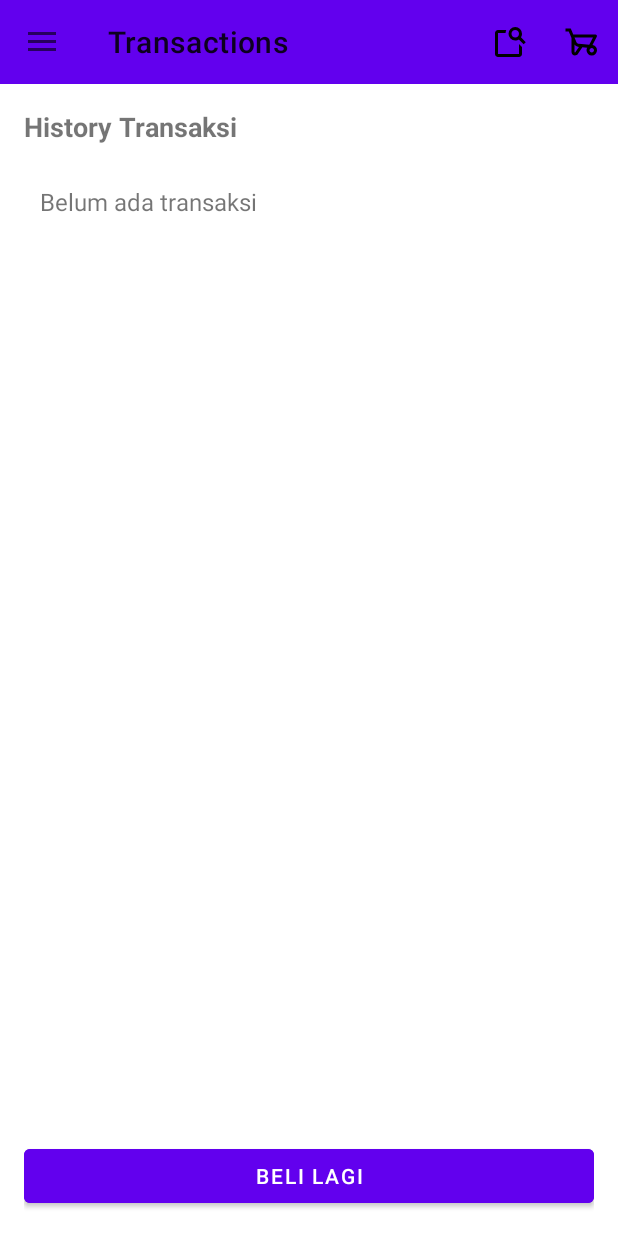
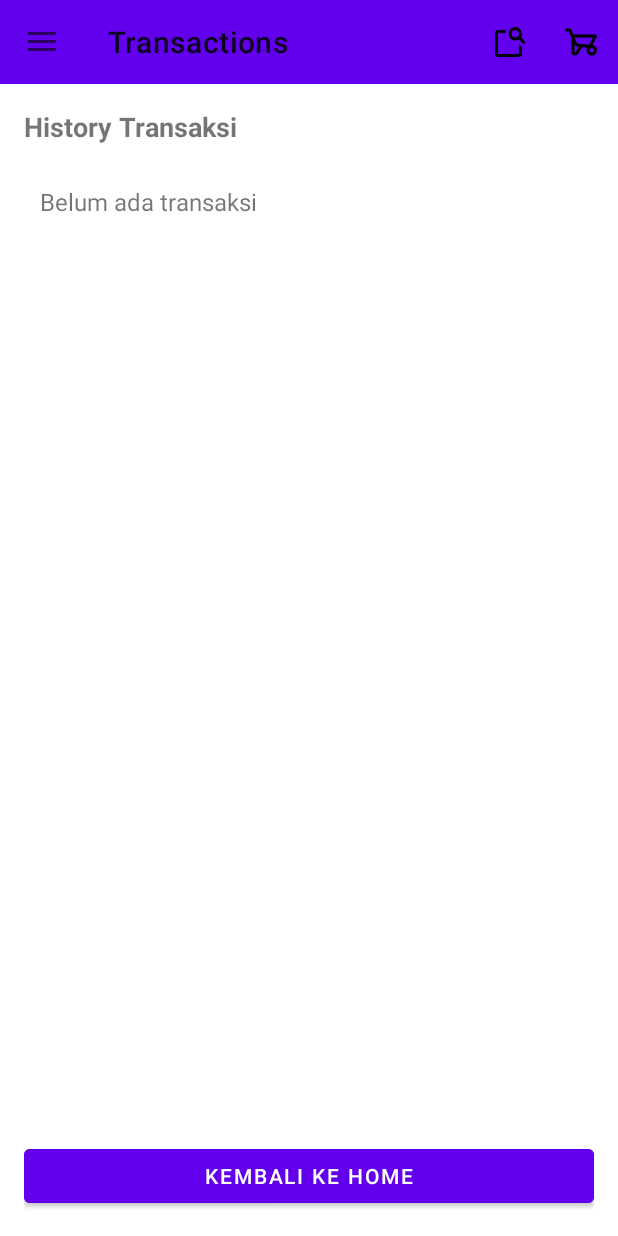
Before and after one commit to ryanradithya/miniprojectv2, an Android app: the TransactionsFragment screen opened through its navigation route, on a phone screen of 412 x 824 dp. Run offline under Robolectric (Android 15) with nearby library versions, the phone set to English and light mode, and no system bars; our stand-ins replace navigation-ui.

Commit message:
tipen - ganti text button

```diff
--- a/app/src/main/res/layout/fragment_transactions.xml
+++ b/app/src/main/res/layout/fragment_transactions.xml
@@ -25,7 +25,7 @@
         android:id="@+id/btn_go_to_beli"
         android:layout_width="match_parent"
         android:layout_height="wrap_content"
-        android:text="Beli Lagi"
+        android:text="Kembali ke Home"
         android:layout_marginTop="16dp"
         android:backgroundTint="@color/purple_500"
         android:textColor="@android:color/white" />
```
